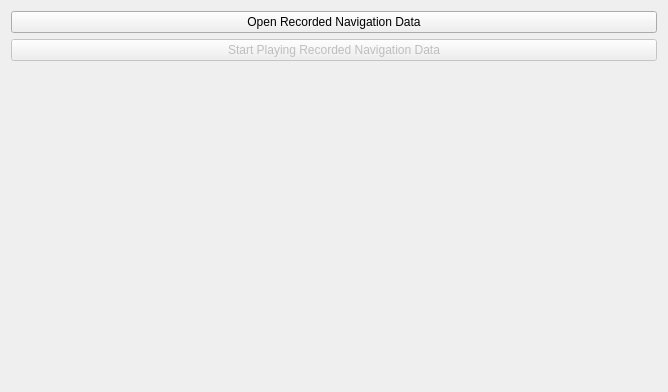
First picture: the form in Plugins/org.mitk.gui.qt.igtlplugin/src/internal/OpenIGTLinkProviderExampleControls.ui, repository MITK/MITK, before the edit.
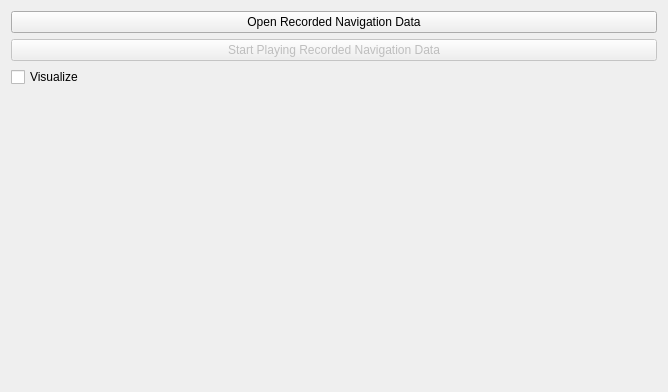
Second picture: the form after the edit.

What changed in the file:
```diff
--- a/Plugins/org.mitk.gui.qt.igtlplugin/src/internal/OpenIGTLinkProviderExampleControls.ui
+++ b/Plugins/org.mitk.gui.qt.igtlplugin/src/internal/OpenIGTLinkProviderExampleControls.ui
@@ -39,6 +39,13 @@
        </property>
       </widget>
      </item>
+     <item>
+      <widget class="QCheckBox" name="visualizeCheckBox">
+       <property name="text">
+        <string>Visualize</string>
+       </property>
+      </widget>
+     </item>
      <item>
       <spacer name="spacer2">
        <property name="orientation">
```
